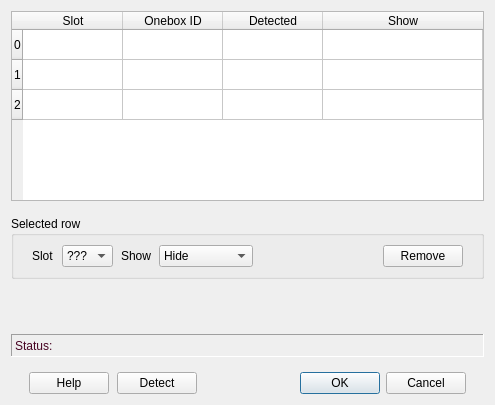
Before: the Qt Designer form Forms/ConfigSlotsDialog.ui in billkarsh/SpikeGLX, drawn with Qt 5.
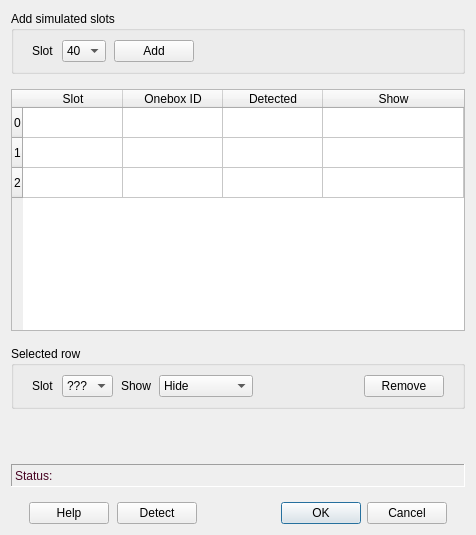
After: the same form once the commit is applied.

Commit message: Add  SIM slot GUI

Diff of the .ui file:
```diff
--- a/Forms/ConfigSlotsDialog.ui
+++ b/Forms/ConfigSlotsDialog.ui
@@ -9,18 +9,24 @@
    <rect>
     <x>0</x>
     <y>0</y>
-    <width>495</width>
-    <height>405</height>
+    <width>476</width>
+    <height>535</height>
    </rect>
   </property>
+  <property name="minimumSize">
+   <size>
+    <width>0</width>
+    <height>427</height>
+   </size>
+  </property>
   <property name="windowTitle">
    <string>Configure Slots</string>
   </property>
-  <layout class="QGridLayout" name="gridLayout" rowstretch="1,0,0,0,0">
+  <layout class="QGridLayout" name="gridLayout_2" rowstretch="0,1,0,0,0,0">
    <property name="verticalSpacing">
     <number>15</number>
    </property>
-   <item row="0" column="0">
+   <item row="1" column="0" colspan="2">
     <widget class="QTableWidget" name="tableWidget">
      <property name="enabled">
       <bool>true</bool>
@@ -100,8 +106,8 @@
      </item>
     </widget>
    </item>
-   <item row="1" column="0">
-    <widget class="QGroupBox" name="groupBox">
+   <item row="2" column="0" colspan="2">
+    <widget class="QGroupBox" name="selRowGB">
      <property name="title">
       <string>Selected row</string>
      </property>
@@ -254,7 +260,7 @@
      </layout>
     </widget>
    </item>
-   <item row="2" column="0">
+   <item row="3" column="0">
     <spacer name="verticalSpacer">
      <property name="orientation">
       <enum>Qt::Vertical</enum>
@@ -267,7 +273,7 @@
      </property>
     </spacer>
    </item>
-   <item row="3" column="0">
+   <item row="4" column="0" colspan="2">
     <widget class="QLabel" name="statusLbl">
      <property name="enabled">
       <bool>true</bool>
@@ -335,7 +341,7 @@
      </property>
     </widget>
    </item>
-   <item row="4" column="0">
+   <item row="5" column="0" colspan="2">
     <layout class="QHBoxLayout" name="horizontalLayout">
      <property name="spacing">
       <number>8</number>
@@ -385,6 +391,72 @@
      </item>
     </layout>
    </item>
+   <item row="0" column="0" colspan="2">
+    <widget class="QGroupBox" name="simGB">
+     <property name="title">
+      <string>Add simulated slots</string>
+     </property>
+     <layout class="QHBoxLayout" name="horizontalLayout_2">
+      <property name="spacing">
+       <number>8</number>
+      </property>
+      <property name="leftMargin">
+       <number>18</number>
+      </property>
+      <property name="rightMargin">
+       <number>18</number>
+      </property>
+      <item>
+       <layout class="QHBoxLayout" name="horizontalLayout_6">
+        <item>
+         <widget class="QLabel" name="label_3">
+          <property name="text">
+           <string>Slot</string>
+          </property>
+         </widget>
+        </item>
+        <item>
+         <widget class="QComboBox" name="simCB">
+          <property name="maxVisibleItems">
+           <number>20</number>
+          </property>
+          <item>
+           <property name="text">
+            <string>40</string>
+           </property>
+          </item>
+          <item>
+           <property name="text">
+            <string>41</string>
+           </property>
+          </item>
+         </widget>
+        </item>
+       </layout>
+      </item>
+      <item>
+       <widget class="QPushButton" name="addBut">
+        <property name="text">
+         <string>Add</string>
+        </property>
+       </widget>
+      </item>
+      <item>
+       <spacer name="horizontalSpacer_3">
+        <property name="orientation">
+         <enum>Qt::Horizontal</enum>
+        </property>
+        <property name="sizeHint" stdset="0">
+         <size>
+          <width>162</width>
+          <height>20</height>
+         </size>
+        </property>
+       </spacer>
+      </item>
+     </layout>
+    </widget>
+   </item>
   </layout>
  </widget>
  <tabstops>
```
Left out of the diff: 2 changed lines with no effect on the pictures. The commit also changes 7 other files.
